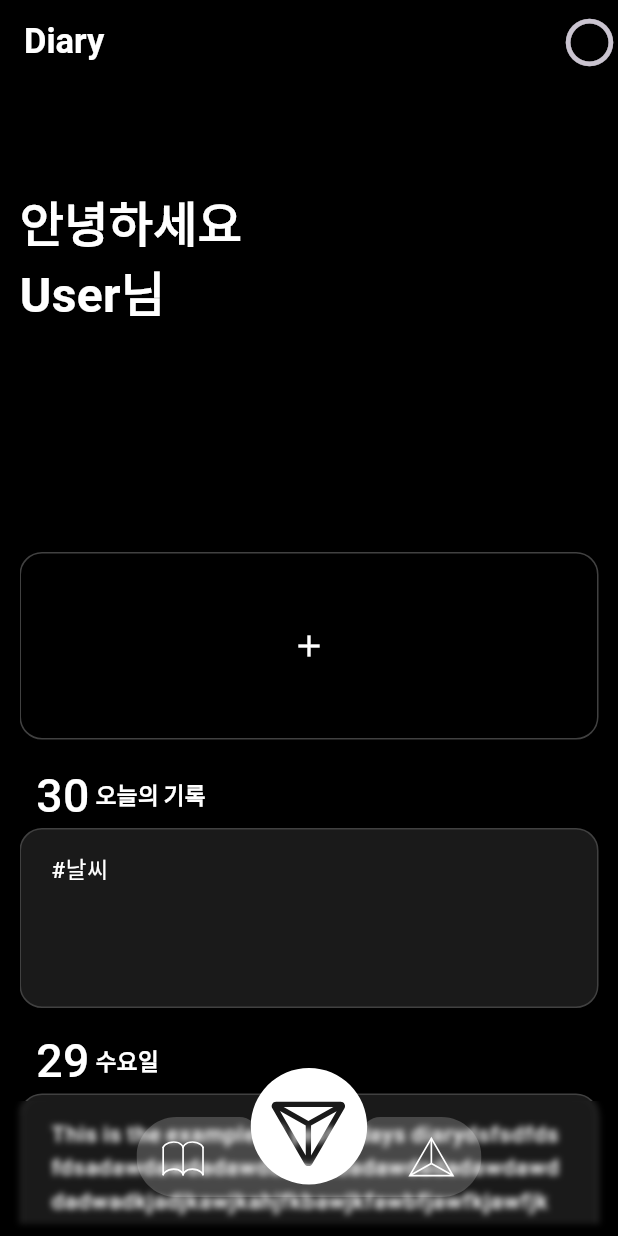
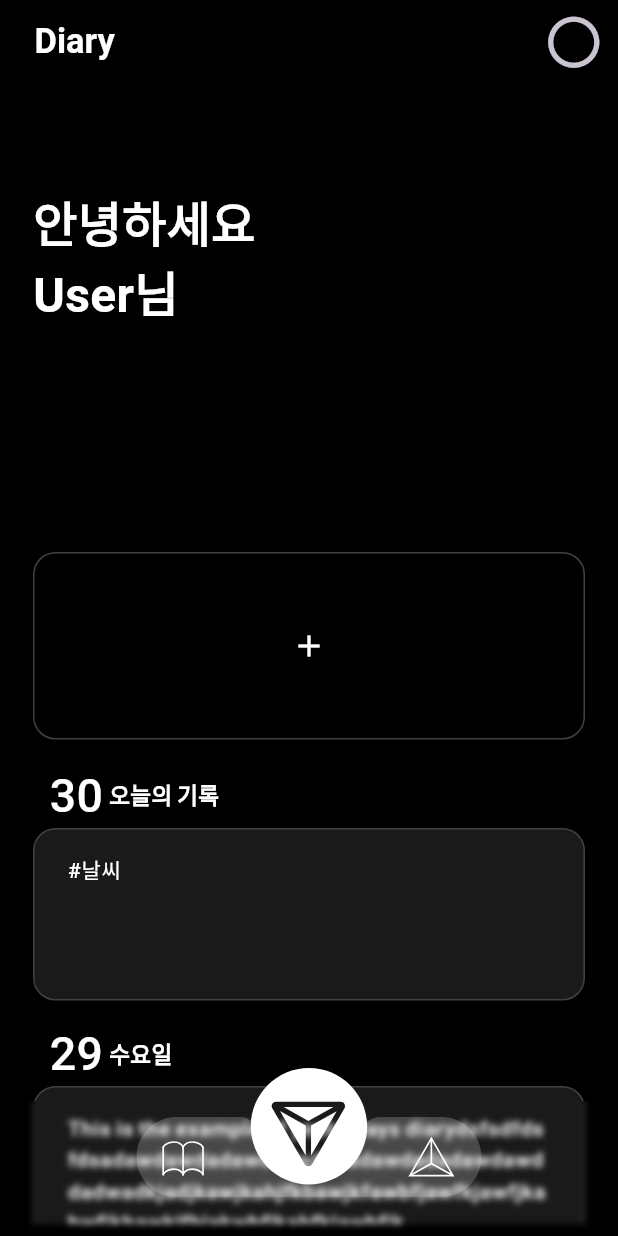
Before and after one commit to uriham/Capstone, a Flutter app: the screen it shows after launch, on a phone screen of 412 x 824 dp. Run offline on Flutter 3.47's test engine with Material 3 defaults, Android fonts, the phone set to English and light mode, and no system bars; our stand-ins replace envied, flutter_riverpod, flutter_svg, flutter_svg_provider, google_fonts, palette_generator and 4 more; missing offline and left inert: langchain, langchain_openai.

Commit message:
레이아웃 수정

```diff
--- a/lib/screens/chapter_cover.dart
+++ b/lib/screens/chapter_cover.dart
@@ -42,7 +42,7 @@ class _ChapCoverScreenState extends State<ChapCoverScreen> {
           },
         ),
         title: Text(
-          widget.char.name,
+          widget.char.filter.name,
           style: const TextStyle(
             color: Colors.white,
             fontSize: 18,
@@ -76,7 +76,6 @@ class _ChapCoverScreenState extends State<ChapCoverScreen> {
             SizedBox(
               height: MediaQuery.of(context).size.height * 0.8,
               child: PageView.builder(
-
                   onPageChanged: (index) {
                     setState(() {
                       _selectedIndex = index;
@@ -91,7 +90,8 @@ class _ChapCoverScreenState extends State<ChapCoverScreen> {
                     return TweenAnimationBuilder(
                         tween: Tween(begin: scale, end: scale),
                         duration: const Duration(milliseconds: 100),
-                        child: ChapterCoverCard(chap: chapPage,character: widget.char),
+                        child: ChapterCoverCard(
+                            chap: chapPage, character: widget.char),
                         builder: (context, value, child) {
                           return Transform.scale(
                             scale: value,
--- a/lib/screens/tab.dart
+++ b/lib/screens/tab.dart
@@ -126,11 +126,19 @@ class _TapScreenState extends ConsumerState<TabScreen> {
               },
               child: const Icon(
                 Icons.circle_outlined,
-                size: 38,
+                size: 41,
               ),
             ),
+            const SizedBox(
+              width: 9,
+            )
           ],
-          title: const Text(
+          title: const Row(
+            children: [
+              SizedBox(
+                width: 7,
+              ),
+              Text(
                 "Diary",
                 style: TextStyle(
                   color: Colors.white,
@@ -139,10 +147,12 @@ class _TapScreenState extends ConsumerState<TabScreen> {
                   fontWeight: FontWeight.w700,
                 ),
               ),
+            ],
+          ),
           backgroundColor: Colors.transparent,
         ),
         body: Padding(
-          padding: const EdgeInsets.fromLTRB(5, 0, 5, 0),
+          padding: const EdgeInsets.fromLTRB(14, 0, 14, 0),
           child: Stack(children: [
             StartScreen(
               //userName: 'sinwoo', // 사용자 이름을 StartScreen으로 전달
--- a/lib/widgets/checkbox.dart
+++ b/lib/widgets/custom_checkbox.dart
@@ -20,8 +20,8 @@ class CustomCheckbox extends StatelessWidget {
           fit: BoxFit.cover,
         ),
       ),
-      width: 38.0, // 이미지 크기 조정
-      height: 38.0,
+      width: 33.0, // 이미지 크기 조정
+      height: 33.0,
     );
   }
 }
--- a/lib/widgets/diary_card.dart
+++ b/lib/widgets/diary_card.dart
@@ -1,5 +1,5 @@
 import 'package:capstone/providers/filter_provider.dart';
-import 'package:capstone/widgets/checkbox.dart';
+import 'package:capstone/widgets/custom_checkbox.dart';
 import 'package:capstone/widgets/diary_list_tile.dart';
 import 'package:flutter/material.dart';
 import 'package:capstone/models/diary.dart';
@@ -28,7 +28,7 @@ class DiaryCard extends ConsumerWidget {
     final currentFilter = ref.watch(filterProvider);
     return Container(
       width: double.infinity,
-      height: 120,
+      height: 115,
       decoration: ShapeDecoration(
         color: Colors.white.withOpacity(0.10000000149011612),
         shape: RoundedRectangleBorder(
@@ -40,11 +40,11 @@ class DiaryCard extends ConsumerWidget {
         DiaryListTile(
             todayDiary: todayDiary, isGenerating: isGenerating, index: index),
         Positioned(
-            top: -15,
-            right: 0,
+            top: -3,
+            right: 15,
             child: todayDiary.isUsed
                 ? SvgPicture.asset(
-                    'assets/images/R_Bookmark1_ic.svg',
+                    'assets/images/D_mark.svg',
                     color: todayDiary.filter.color,
                     height: 50,
                   )
--- a/lib/widgets/diary_list_tile.dart
+++ b/lib/widgets/diary_list_tile.dart
@@ -3,7 +3,7 @@ import 'package:flutter/material.dart';
 import 'package:flutter_riverpod/flutter_riverpod.dart';
 import 'package:capstone/models/diary.dart';
 import 'package:capstone/screens/read_diary_screen.dart';
-import 'package:capstone/widgets/checkbox.dart';
+import 'package:capstone/widgets/custom_checkbox.dart';
 
 class DiaryListTile extends ConsumerStatefulWidget {
   const DiaryListTile(
@@ -36,7 +36,7 @@ class _DiaryListTileState extends ConsumerState<DiaryListTile> {
   @override
   Widget build(BuildContext context) {
     return Padding(
-      padding: const EdgeInsets.fromLTRB(4, 6, 0, 0),
+      padding: const EdgeInsets.fromLTRB(6, 8, 0, 0),
       child: Stack(children: [
         ListTile(
           enabled: !widget.todayDiary.isUsed,
@@ -82,7 +82,7 @@ class _DiaryListTileState extends ConsumerState<DiaryListTile> {
                 maxLines: 4,
                 style: const TextStyle(
                   color: Colors.white,
-                  fontSize: 15,
+                  fontSize: 14,
                   fontFamily: 'KoPubWorldDotum_Pro',
                   fontWeight: FontWeight.w500,
                 )),
@@ -90,12 +90,12 @@ class _DiaryListTileState extends ConsumerState<DiaryListTile> {
         ),
         Positioned(
             bottom: 0,
-            right: 10,
+            right: 3,
             child: widget.isGenerating && !widget.todayDiary.isUsed
                 ? CustomCheckbox(isCheck: _isChecked)
                 : const SizedBox(
                     height: 1,
-                  ))
+                  )),
       ]),
     );
   }
--- a/pubspec.yaml
+++ b/pubspec.yaml
@@ -168,6 +168,9 @@ flutter:
     - assets/images/yeonhwa_profile.png
     - assets/images/D_seletion0_ic.svg
     - assets/images/D_seletion1_ic.svg
+    - assets/images/PRIZM_ic.svg
+    - assets/images/D_Setting_ic.svg
+    - assets/images/D_mark.svg
 
 
 
```
Also changed, not shown: lib/data/characters.dart (+9 -8 lines), lib/models/character.dart (+12 -4 lines), lib/providers/book_provider.dart (+5 -3 lines), lib/screens/bookcover_screen.dart (+6 -15 lines), lib/screens/character_cover.dart (+18 -15 lines), lib/screens/palette_screen.dart (+33 -2 lines), lib/widgets/char_cover_card.dart (+5 -9 lines), assets/images/D_Setting_ic.svg (added), assets/images/D_mark.svg (added), assets/images/PRIZM_ic.svg (added). Lines whose indentation alone changed are shown as unchanged.
